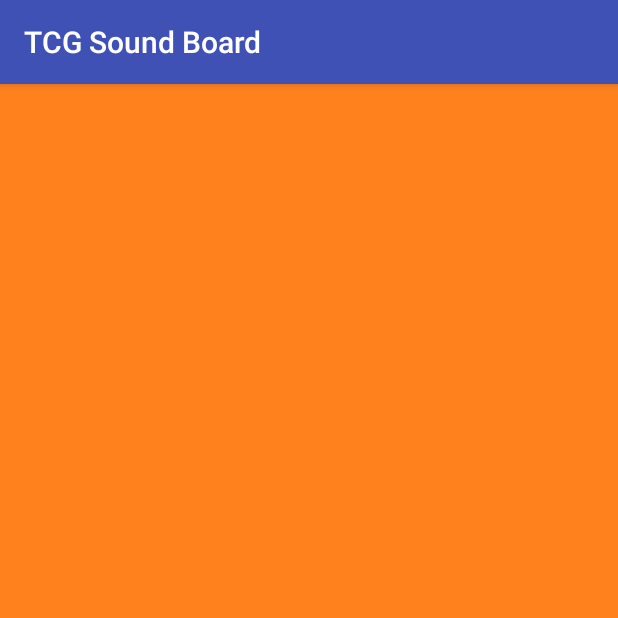
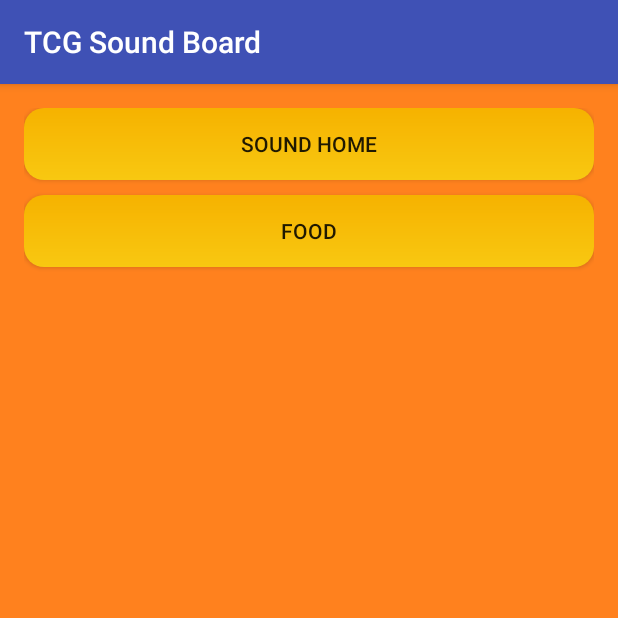
Before and after one commit to JoseRivas1998/TCG-Soundboard-Android, an Android app: the Pumkin screen opened directly, with no data from a screen before it, on a phone screen of 412 x 824 dp, the top half of it. Run offline under Robolectric (Android 15) with nearby library versions, the phone set to English and light mode, and no system bars.

Commit message:
Colors to Pumkin

```diff
--- a/app/src/main/AndroidManifest.xml
+++ b/app/src/main/AndroidManifest.xml
@@ -15,7 +15,8 @@
                 <category android:name="android.intent.category.LAUNCHER" />
             </intent-filter>
         </activity>
-        <activity android:name=".Pumkin"></activity>
+        <activity android:name=".Pumkin" />
+        <activity android:name=".PumkinFood"></activity>
     </application>
 
 </manifest>
--- a/app/src/main/java/com/tcg/tcgsoundboard/Pumkin.java
+++ b/app/src/main/java/com/tcg/tcgsoundboard/Pumkin.java
@@ -1,9 +1,14 @@
 package com.tcg.tcgsoundboard;
 
+import android.content.Intent;
 import android.graphics.Color;
+import android.graphics.drawable.GradientDrawable;
+import android.os.Build;
+import android.support.v4.content.ContextCompat;
 import android.support.v7.app.AppCompatActivity;
 import android.os.Bundle;
 import android.view.View;
+import android.widget.Button;
 
 public class Pumkin extends AppCompatActivity {
 
@@ -12,10 +17,39 @@ public class Pumkin extends AppCompatActivity {
         super.onCreate(savedInstanceState);
         setContentView(R.layout.activity_pumkin);
 
-        View backGround = findViewById(R.id.mainLayout);
+        View backGround = findViewById(R.id.pumkinHomeMainLayout);
         View root = backGround.getRootView();
 
-        root.setBackgroundColor(Color.parseColor("#ff811e"));
+        root.setBackgroundColor(ContextCompat.getColor(this, R.color.pumkinBg));
 
+        Button home = (Button) findViewById(R.id.pumkinSoundHome);
+        home.setOnClickListener(new View.OnClickListener() {
+            @Override
+            public void onClick(View v) {
+                Intent i = new Intent(getApplicationContext(), MainActivity.class);
+                startActivity(i);
+            }
+        });
+
+        Button food = (Button) findViewById(R.id.foodFromPumkinHome);
+        food.setOnClickListener(new View.OnClickListener() {
+            @Override
+            public void onClick(View v) {
+                Intent i = new Intent(getApplicationContext(), PumkinFood.class);
+                startActivity(i);
+            }
+        });
+
+        GradientDrawable gradient = new GradientDrawable(
+            GradientDrawable.Orientation.TOP_BOTTOM,
+            new int[] {
+                ContextCompat.getColor(this, R.color.pumkinBtnTop),
+                ContextCompat.getColor(this, R.color.pumkinBtnBottom)
+            });
+        gradient.setCornerRadius(20);
+        if (Build.VERSION.SDK_INT >= Build.VERSION_CODES.JELLY_BEAN) {
+            home.setBackground(gradient);
+            food.setBackground(gradient);
+        }
     }
 }
--- a/app/src/main/res/layout/activity_pumkin.xml
+++ b/app/src/main/res/layout/activity_pumkin.xml
@@ -8,6 +8,25 @@
     android:paddingRight="@dimen/activity_horizontal_margin"
     android:paddingTop="@dimen/activity_vertical_margin"
     tools:context="com.tcg.tcgsoundboard.Pumkin"
-    android:id="@+id/mainLayout">
+    android:id="@+id/pumkinHomeMainLayout">
 
+    <LinearLayout
+        android:orientation="vertical"
+        android:layout_width="match_parent"
+        android:layout_height="match_parent">
+
+        <Button
+            android:layout_width="match_parent"
+            android:layout_height="wrap_content"
+            android:text="Sound Home"
+            android:id="@+id/pumkinSoundHome"
+            android:layout_marginBottom="10dp" />
+
+        <Button
+            android:layout_width="match_parent"
+            android:layout_height="wrap_content"
+            android:text="Food"
+            android:id="@+id/foodFromPumkinHome"
+            android:layout_marginBottom="10dp" />
+    </LinearLayout>
 </RelativeLayout>
--- a/app/src/main/res/values/colors.xml
+++ b/app/src/main/res/values/colors.xml
@@ -3,4 +3,7 @@
     <color name="colorPrimary">#3F51B5</color>
     <color name="colorPrimaryDark">#303F9F</color>
     <color name="colorAccent">#FF4081</color>
+    <color name="pumkinBg">#FF811E</color>
+    <color name="pumkinBtnTop">#F6B200</color>
+    <color name="pumkinBtnBottom">#F8C811</color>
 </resources>
```
Also changed, not shown: app/src/main/java/com/tcg/tcgsoundboard/PumkinFood.java (added, +21 -0 lines), app/src/main/res/layout/activity_pumkin_food.xml (added, +13 -0 lines).
